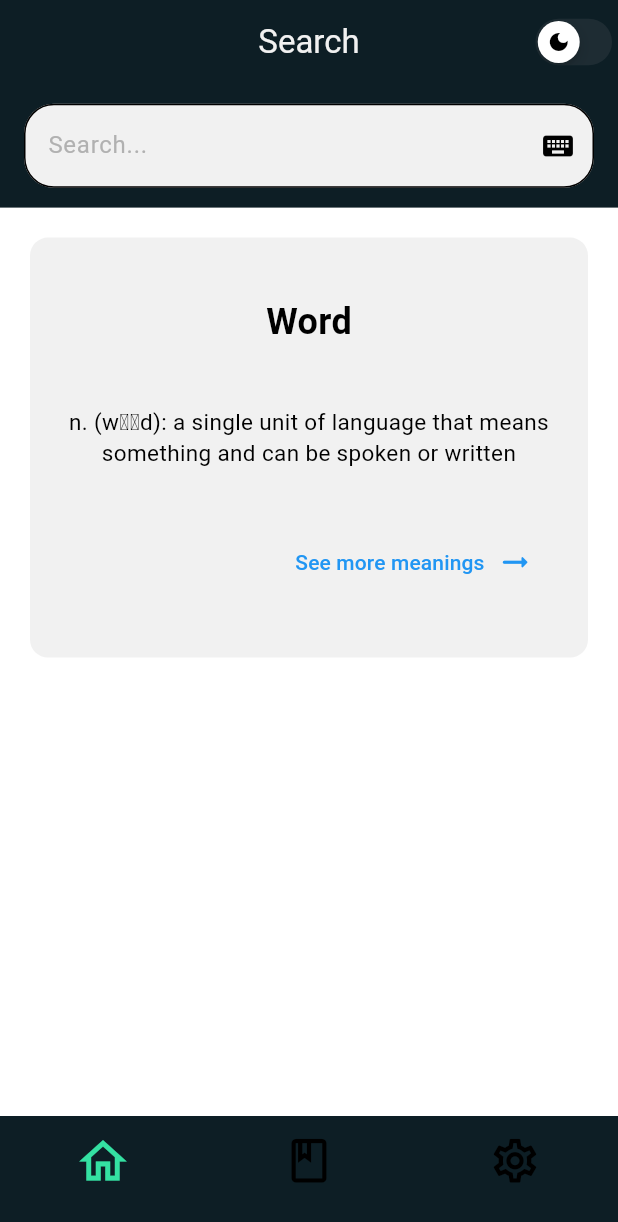
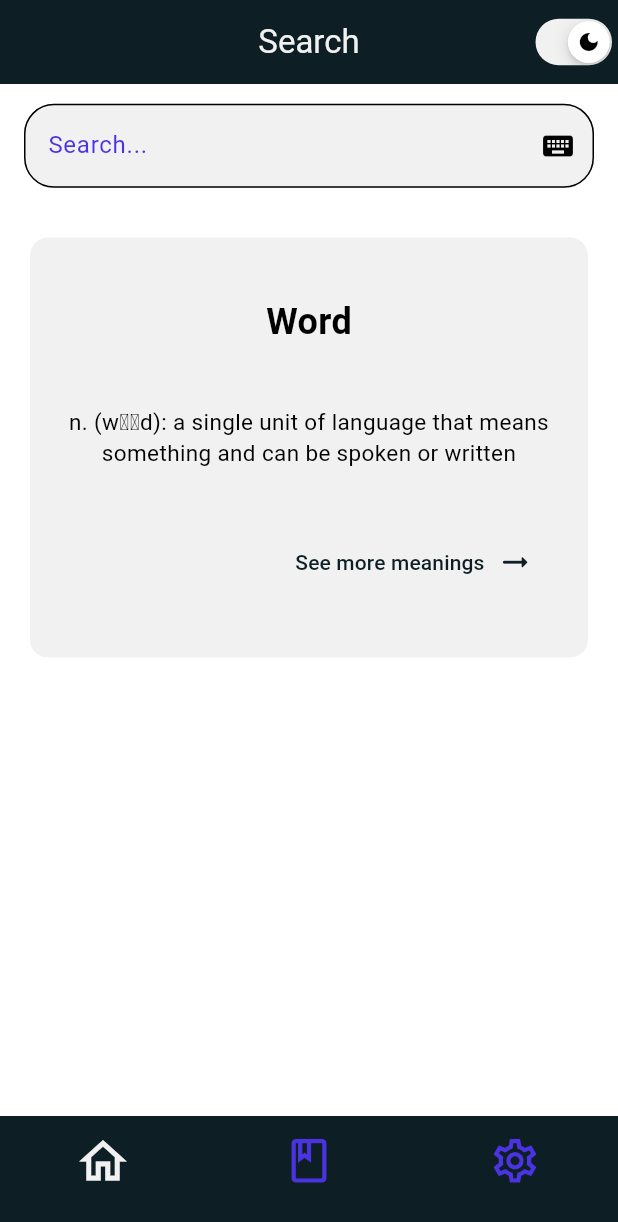
Before and after one commit to ilemansumaher/dictionary, a Flutter app: the screen it shows after launch, on a phone screen of 412 x 824 dp. Shown: the top 1222 px of the screen. Run offline on Flutter 3.47's test engine with Material 3 defaults, Android fonts, the phone set to English and light mode, and no system bars; our stand-ins replace flutter_mobx, get_it, mobx; generated files the repository leaves out were written again.

Commit message:
dark mode ready

```diff
--- a/lib/common/common.dart
+++ b/lib/common/common.dart
@@ -2,6 +2,11 @@
 
 const materialColor = Color(0xFF0D1E25);
 const borderColor = Color(0xFFF1F1F1);
-const selectedIconColor = Color(0xFF34E1A2);
 const textColorInSearch = Color(0xFFB1B1B1);
 const secondaryColor = Color(0xFF4B33E1);
+
+const materialColorDark = Color(0xFF000000);       // Very dark background
+const borderColorDark = Color(0xFFe6e6e6);         // Subtle border, low contrast
+const textColorInSearchDark = Color(0xFFAAAAAA);   // Muted light gray for placeholder text
+const secondaryColorDark = Color(0xFF8A7FFF);      // Lighter version of your primary purple
+const backgroundColorDark = Color(0xFF787878);      // Lighter version of your primary purple
--- a/lib/main.dart
+++ b/lib/main.dart
@@ -1,43 +1,47 @@
 import 'package:dictionary_pro/common/common.dart';
 import 'package:dictionary_pro/views/home_page/repository/my_home_page.dart';
+import 'package:dictionary_pro/views/settings_page/controller/settings_controller.dart';
 import 'package:flutter/material.dart';
+import 'package:flutter_mobx/flutter_mobx.dart';
+import 'package:get_it/get_it.dart';
 
 void main(List<String> args) {
+  GetIt.instance.registerSingleton<ThemeController>(ThemeController());
   runApp(MyApp());
 }
 
 class MyApp extends StatelessWidget {
-  const MyApp({super.key});
-
+  MyApp({super.key});
+  var controller = GetIt.instance<ThemeController>();
   @override
   Widget build(BuildContext context) {
+    return Observer(builder: (_) {
       return MaterialApp(
         debugShowCheckedModeBanner: false,
+        themeMode: controller.themeMode,
         theme: ThemeData(
           brightness: Brightness.light,
+
           colorScheme: ColorScheme.light(
-          primary: Colors.blue,
-          secondary: Colors.green,
-        ),
-        scaffoldBackgroundColor: Colors.white,
-        appBarTheme: AppBarTheme(
-          backgroundColor: materialColor,
-          foregroundColor: borderColor,
+            primary: materialColor,
+            secondary: borderColor,
+            background: Colors.white,
+            onPrimary: textColorInSearch,
+            onSecondary: secondaryColor,
           ),
         ),
         darkTheme: ThemeData(
           brightness: Brightness.dark,
           colorScheme: ColorScheme.dark(
-          primary: Colors.deepPurple,
-          secondary: Colors.tealAccent,
-        ),
-        scaffoldBackgroundColor: Colors.black,
-        appBarTheme: AppBarTheme(
-          backgroundColor: Colors.deepPurple,
-          foregroundColor: Colors.white,
+            primary: materialColorDark,
+            secondary: textColorInSearchDark,
+            background: backgroundColorDark,
+            onPrimary: secondaryColorDark,
+            onSecondary: backgroundColorDark
           ),
         ),
         home: MyHomePage(),
       );
+    });
   }
 }
--- a/lib/views/book_page/repository/book_screen.dart
+++ b/lib/views/book_page/repository/book_screen.dart
@@ -1,4 +1,3 @@
-import 'package:dictionary_pro/common/common.dart';
 import 'package:dictionary_pro/views/about_word_page/repository/about_word_screen.dart';
 import 'package:dictionary_pro/widgets/app_bar_search.dart';
 import 'package:flutter/material.dart';
@@ -28,7 +27,7 @@
               return Container(
                 decoration: BoxDecoration(
                   borderRadius: BorderRadius.circular(12),
-                  color: borderColor,
+                  color: Theme.of(context).colorScheme.secondary,
                 ),
                 padding: const EdgeInsets.all(3.0),
                 margin: EdgeInsets.all(5.0),
@@ -47,7 +46,7 @@
                       Text(
                         "Abby",
                         style: TextStyle(
-                          color: secondaryColor,
+                          color: Theme.of(context).colorScheme.onSecondary,
                         ),
                       ),
                       SizedBox(
--- a/lib/views/home_page/repository/my_home_page.dart
+++ b/lib/views/home_page/repository/my_home_page.dart
@@ -1,9 +1,11 @@
-import 'package:dictionary_pro/common/common.dart';
 import 'package:dictionary_pro/views/book_page/repository/book_screen.dart';
 import 'package:dictionary_pro/views/main_page/repository/main_screen.dart';
+import 'package:dictionary_pro/views/settings_page/controller/settings_controller.dart';
 import 'package:dictionary_pro/views/settings_page/repository/settings_screen.dart';
 import 'package:flutter/cupertino.dart';
 import 'package:flutter/material.dart';
+import 'package:flutter_mobx/flutter_mobx.dart';
+import 'package:get_it/get_it.dart';
 
 class MyHomePage extends StatefulWidget {
   MyHomePage({super.key});
@@ -16,29 +18,33 @@
   List headerText = ["Search", "Bookmarks", "Settings"];
   int currentIndex = 0;
   bool darkMod = false;
-
+  var controller = GetIt.instance<ThemeController>();
   @override
   Widget build(BuildContext context) {
     return Scaffold(
       appBar: AppBar(
-        backgroundColor: materialColor,
+        backgroundColor: Theme.of(context).colorScheme.primary,
         title: Text(
           headerText[currentIndex],
-          style: TextStyle(color: borderColor),
+          style: TextStyle(
+            color: Theme.of(context).colorScheme.secondary,
+          ),
         ),
         actions: [
-          CupertinoSwitch(
-            value: darkMod,
-            activeColor: borderColor,
-            thumbIcon: WidgetStatePropertyAll(
-              Icon(Icons.dark_mode),
-            ),
-            onChanged: (value) {
-              setState(() {
-                darkMod = value;
-              });
-            },
-          )
+          Observer(builder: (_) {
+            return CupertinoSwitch(
+              value: controller.themeData,
+              activeColor: Theme.of(context).colorScheme.secondary,
+              thumbIcon: WidgetStatePropertyAll(
+                Icon(
+                  controller.themeData ? Icons.dark_mode : Icons.sunny,
+                ),
+              ),
+              onChanged: (value) {
+                controller.themeChange();
+              },
+            );
+          })
         ],
         centerTitle: true,
       ),
@@ -62,11 +68,12 @@
             icon: Icon(
               Icons.home_outlined,
               size: 35,
+              color: Theme.of(context).colorScheme.onSecondary,
             ),
             label: "",
             selectedIcon: Icon(
               Icons.home_outlined,
-              color: selectedIconColor,
+              color: Theme.of(context).colorScheme.secondary,
               size: 38,
             ),
           ),
@@ -74,11 +81,12 @@
             icon: Icon(
               Icons.book_outlined,
               size: 35,
+              color: Theme.of(context).colorScheme.onSecondary,
             ),
             label: "",
             selectedIcon: Icon(
               Icons.book_outlined,
-              color: selectedIconColor,
+              color: Theme.of(context).colorScheme.secondary,
               size: 38,
             ),
           ),
@@ -86,16 +94,17 @@
             icon: Icon(
               Icons.settings_outlined,
               size: 35,
+              color: Theme.of(context).colorScheme.onSecondary,
             ),
             label: "",
             selectedIcon: Icon(
               Icons.settings_outlined,
-              color: selectedIconColor,
+              color: Theme.of(context).colorScheme.secondary,
               size: 38,
             ),
           ),
         ],
-        backgroundColor: materialColor,
+        backgroundColor: Theme.of(context).colorScheme.primary,
         indicatorColor: Colors.transparent,
         overlayColor: WidgetStatePropertyAll(
           Colors.transparent,
--- a/lib/views/main_page/repository/main_screen.dart
+++ b/lib/views/main_page/repository/main_screen.dart
@@ -1,4 +1,3 @@
-import 'package:dictionary_pro/common/common.dart';
 import 'package:flutter/material.dart';
 
 import '../../../widgets/app_bar_search.dart';
--- a/lib/widgets/app_bar_search.dart
+++ b/lib/widgets/app_bar_search.dart
@@ -15,13 +15,13 @@
           suffixIcon: IconButton(onPressed: () {}, icon: Icon(Icons.keyboard)),
           hintText: "Search...",
           hintStyle: TextStyle(
-            color: textColorInSearch,
+            color:Theme.of(context).colorScheme.onSecondary,
           ),
-          fillColor: borderColor,
+          fillColor: Theme.of(context).colorScheme.secondary,
           border: OutlineInputBorder(
             borderSide: BorderSide(
               style: BorderStyle.none,
-              color: borderColor,
+              color: Theme.of(context).colorScheme.secondary,
             ),
             borderRadius: BorderRadius.circular(20.0),
           ),
--- a/lib/widgets/introduction_search.dart
+++ b/lib/widgets/introduction_search.dart
@@ -1,4 +1,3 @@
-import 'package:dictionary_pro/common/common.dart';
 import 'package:flutter/material.dart';
 
 class IntroductionSearch extends StatelessWidget {
@@ -9,7 +8,7 @@
     return Container(
       decoration: BoxDecoration(
         borderRadius: BorderRadius.circular(12.0),
-        color: borderColor,
+        color: Theme.of(context).colorScheme.secondary,
       ),
       padding: EdgeInsets.all(20.0),
       margin: EdgeInsets.all(20.0),
```
Also changed, not shown: lib/views/about_word_page/repository/about_word_screen.dart (+5 -6 lines), lib/views/settings_page/controller/settings_controller.dart (+20 -0 lines), pubspec.yaml (+6 -1 lines), lib/views/settings_page/controller/settings_controller.g.dart (added), pubspec.lock. Lines whose indentation alone changed are shown as unchanged.
